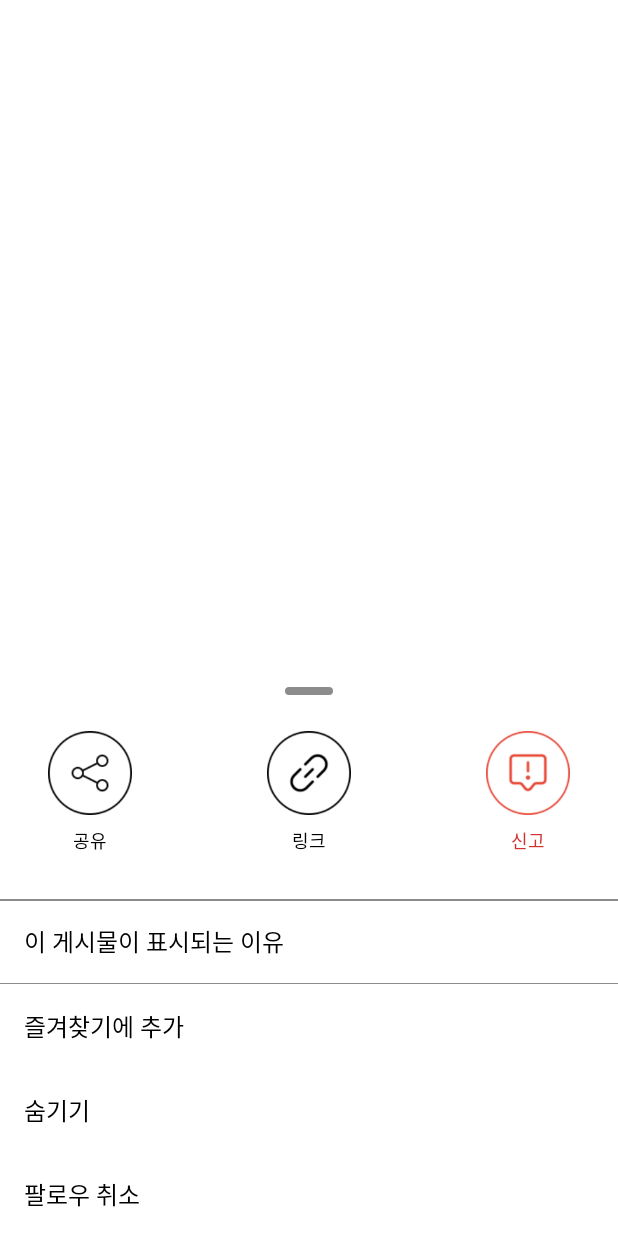
After one commit to Jiwon116/Instagram, an Android app: the layout bottom_sheet.xml on its own in the app's theme, with its tools: preview values and no code run, on a phone screen of 412 x 824 dp. The commit adds this screen. Run offline under Robolectric (Android 15) with nearby library versions, the phone set to English and light mode, and no system bars.

Commit message:
[FEAT] bottom sheet

```diff
--- /dev/null
+++ b/app/src/main/res/drawable/bg_bottom_sheet.xml
@@ -0,0 +1,9 @@
+<?xml version="1.0" encoding="utf-8"?>
+<shape xmlns:android="http://schemas.android.com/apk/res/android"
+    android:shape="rectangle">
+    <solid android:color="@color/white"/>
+    <corners
+        android:topLeftRadius="20dp"
+        android:topRightRadius="20dp" />
+
+</shape>
--- /dev/null
+++ b/app/src/main/res/drawable/bg_bottom_sheet_line.xml
@@ -0,0 +1,6 @@
+<?xml version="1.0" encoding="utf-8"?>
+<shape xmlns:android="http://schemas.android.com/apk/res/android"
+    android:shape="rectangle">
+    <solid android:color="@color/gray"/>
+    <corners android:radius="20dp" />
+</shape>
--- /dev/null
+++ b/app/src/main/res/layout/bottom_sheet.xml
@@ -0,0 +1,174 @@
+<?xml version="1.0" encoding="utf-8"?>
+<androidx.constraintlayout.widget.ConstraintLayout
+    xmlns:android="http://schemas.android.com/apk/res/android"
+    xmlns:app="http://schemas.android.com/apk/res-auto"
+    xmlns:tools="http://schemas.android.com/tools"
+    android:layout_width="match_parent"
+    android:layout_height="match_parent"
+    app:behavior_hideable="true"
+    app:behavior_draggable="true"
+    app:layout_behavior="com.google.android.material.bottomsheet.BottomSheetBehavior">
+
+    <androidx.constraintlayout.widget.ConstraintLayout
+        android:id="@+id/bottom_sheet_cy"
+        android:layout_width="match_parent"
+        android:layout_height="wrap_content"
+        app:layout_constraintBottom_toBottomOf="parent"
+        app:layout_constraintStart_toStartOf="parent"
+        app:layout_constraintEnd_toEndOf="parent" >
+
+        <View
+            android:id="@+id/bottom_sheet_top_line"
+            android:layout_width="32dp"
+            android:layout_height="5dp"
+            android:layout_marginBottom="16dp"
+            android:background="@drawable/bg_bottom_sheet_line"
+            app:layout_constraintBottom_toTopOf="@id/bottom_sheet_icon_cy"
+            app:layout_constraintStart_toStartOf="parent"
+            app:layout_constraintEnd_toEndOf="parent" />
+
+        <androidx.constraintlayout.widget.ConstraintLayout
+            android:id="@+id/bottom_sheet_icon_cy"
+            android:layout_width="match_parent"
+            android:layout_height="120dp"
+            android:layout_marginTop="32dp"
+            app:layout_constraintTop_toTopOf="parent"
+            app:layout_constraintStart_toStartOf="parent"
+            app:layout_constraintEnd_toEndOf="parent" >
+
+            <ImageView
+                android:id="@+id/bottom_sheet_icon_link_iv"
+                android:layout_width="56dp"
+                android:layout_height="56dp"
+                android:layout_marginTop="8dp"
+                android:src="@drawable/ic_link"
+                app:layout_constraintTop_toTopOf="parent"
+                app:layout_constraintStart_toStartOf="parent"
+                app:layout_constraintEnd_toEndOf="parent" />
+
+            <TextView
+                android:id="@+id/bottom_sheet_icon_link_tv"
+                android:layout_width="wrap_content"
+                android:layout_height="wrap_content"
+                android:layout_marginTop="8dp"
+                android:text="링크"
+                android:textSize="12sp"
+                android:textColor="@color/black"
+                app:layout_constraintTop_toBottomOf="@id/bottom_sheet_icon_link_iv"
+                app:layout_constraintStart_toStartOf="@id/bottom_sheet_icon_link_iv"
+                app:layout_constraintEnd_toEndOf="@id/bottom_sheet_icon_link_iv"/>
+
+            <ImageView
+                android:id="@+id/bottom_sheet_icon_share_iv"
+                android:layout_width="56dp"
+                android:layout_height="56dp"
+                android:layout_marginStart="32dp"
+                android:src="@drawable/ic_share"
+                app:layout_constraintTop_toTopOf="@id/bottom_sheet_icon_link_iv"
+                app:layout_constraintStart_toStartOf="parent"/>
+
+            <TextView
+                android:id="@+id/bottom_sheet_icon_share_tv"
+                android:layout_width="wrap_content"
+                android:layout_height="wrap_content"
+                android:layout_marginTop="8dp"
+                android:text="공유"
+                android:textSize="12sp"
+                android:textColor="@color/black"
+                app:layout_constraintTop_toBottomOf="@id/bottom_sheet_icon_share_iv"
+                app:layout_constraintStart_toStartOf="@id/bottom_sheet_icon_share_iv"
+                app:layout_constraintEnd_toEndOf="@id/bottom_sheet_icon_share_iv"/>
+
+            <ImageView
+                android:id="@+id/bottom_sheet_icon_report_iv"
+                android:layout_width="56dp"
+                android:layout_height="56dp"
+                android:layout_marginEnd="32dp"
+                android:src="@drawable/ic_report"
+                app:layout_constraintTop_toTopOf="@id/bottom_sheet_icon_link_iv"
+                app:layout_constraintEnd_toEndOf="parent"/>
+
+            <TextView
+                android:id="@+id/bottom_sheet_icon_report_tv"
+                android:layout_width="wrap_content"
+                android:layout_height="wrap_content"
+                android:layout_marginTop="8dp"
+                android:text="신고"
+                android:textSize="12sp"
+                android:textColor="@color/red"
+                app:layout_constraintTop_toBottomOf="@id/bottom_sheet_icon_report_iv"
+                app:layout_constraintStart_toStartOf="@id/bottom_sheet_icon_report_iv"
+                app:layout_constraintEnd_toEndOf="@id/bottom_sheet_icon_report_iv"/>
+
+        </androidx.constraintlayout.widget.ConstraintLayout>
+
+        <View
+            android:id="@+id/bottom_sheet_mid_line"
+            android:layout_width="match_parent"
+            android:layout_height="1dp"
+            android:background="@color/gray"
+            app:layout_constraintTop_toBottomOf="@id/bottom_sheet_icon_cy"
+            app:layout_constraintStart_toStartOf="parent"
+            app:layout_constraintEnd_toEndOf="parent" />
+
+        <LinearLayout
+            android:id="@+id/bottom_sheet_text_ly"
+            android:layout_width="match_parent"
+            android:layout_height="wrap_content"
+            android:orientation="vertical"
+            app:layout_constraintTop_toBottomOf="@id/bottom_sheet_icon_cy"
+            app:layout_constraintStart_toStartOf="parent"
+            app:layout_constraintEnd_toEndOf="parent" >
+
+            <TextView
+                android:id="@+id/bottom_sheet_1_tv"
+                android:layout_width="match_parent"
+                android:layout_height="wrap_content"
+                android:gravity="center_vertical"
+                android:padding="16dp"
+                android:text="이 게시물이 표시되는 이유"
+                android:textSize="16sp"
+                android:textColor="@color/black" />
+
+            <View
+                android:id="@+id/bottom_sheet_bottom_line"
+                android:layout_width="match_parent"
+                android:layout_height="1px"
+                android:background="@color/gray" />
+
+            <TextView
+                android:id="@+id/bottom_sheet_2_tv"
+                android:layout_width="match_parent"
+                android:layout_height="wrap_content"
+                android:gravity="center_vertical"
+                android:padding="16dp"
+                android:text="즐겨찾기에 추가"
+                android:textSize="16sp"
+                android:textColor="@color/black" />
+
+            <TextView
+                android:id="@+id/bottom_sheet_3_tv"
+                android:layout_width="match_parent"
+                android:layout_height="wrap_content"
+                android:gravity="center_vertical"
+                android:padding="16dp"
+                android:text="숨기기"
+                android:textSize="16sp"
+                android:textColor="@color/black" />
+
+            <TextView
+                android:id="@+id/bottom_sheet_4_tv"
+                android:layout_width="match_parent"
+                android:layout_height="wrap_content"
+                android:gravity="center_vertical"
+                android:padding="16dp"
+                android:text="팔로우 취소"
+                android:textSize="16sp"
+                android:textColor="@color/black" />
+
+        </LinearLayout>
+
+
+    </androidx.constraintlayout.widget.ConstraintLayout>
+
+</androidx.constraintlayout.widget.ConstraintLayout>
--- a/app/src/main/res/values/colors.xml
+++ b/app/src/main/res/values/colors.xml
@@ -8,5 +8,6 @@
     <color name="black">#FF000000</color>
     <color name="white">#FFFFFFFF</color>
     <color name="gray">#8C8C8C</color>
-    <color name="tag">#033665</color>
+    <color name="red">#D32F2F</color>
+    <color name="tag">#00315E</color>
 </resources>
--- a/app/src/main/res/values/themes.xml
+++ b/app/src/main/res/values/themes.xml
@@ -14,5 +14,16 @@
         <!-- Customize your theme here. -->
         <item name="windowActionBar">false</item>
         <item name="windowNoTitle">true</item>
+        <item name="bottomSheetDialogTheme">@style/AppBottomSheetDialogTheme</item>
+    </style>
+
+    <style name="AppBottomSheetDialogTheme"
+        parent="Theme.Design.Light.BottomSheetDialog">
+        <item name="bottomSheetStyle">@style/AppModalStyle</item>
+    </style>
+
+    <style name="AppModalStyle"
+        parent="Widget.Design.BottomSheet.Modal">
+        <item name="android:background">@drawable/bg_bottom_sheet</item>
     </style>
 </resources>
```
